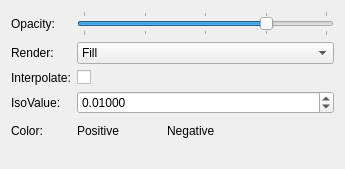
This is libavogadro-kalzium/src/engines/orbitalsettingswidget.ui in KDE/kalzium as Qt 5 draws it before an edit. The edited form follows.
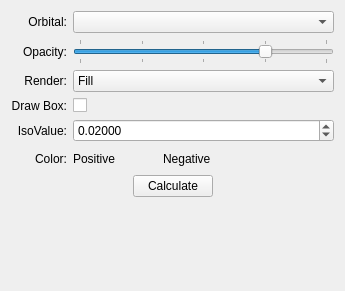
This is the edited form. Custom widgets are drawn as their Qt base class.

Diff of the .ui file:
```diff
--- a/libavogadro-kalzium/src/engines/orbitalsettingswidget.ui
+++ b/libavogadro-kalzium/src/engines/orbitalsettingswidget.ui
@@ -5,19 +5,35 @@
    <rect>
     <x>0</x>
     <y>0</y>
-    <width>341</width>
-    <height>169</height>
+    <width>331</width>
+    <height>291</height>
    </rect>
   </property>
-  <layout class="QGridLayout" >
+  <layout class="QGridLayout" name="gridLayout" >
    <item row="0" column="0" >
+    <widget class="QLabel" name="orbitalLabel" >
+     <property name="text" >
+      <string>Orbital:</string>
+     </property>
+     <property name="alignment" >
+      <set>Qt::AlignRight|Qt::AlignTrailing|Qt::AlignVCenter</set>
+     </property>
+    </widget>
+   </item>
+   <item row="0" column="1" >
+    <widget class="QComboBox" name="orbitalCombo" />
+   </item>
+   <item row="1" column="0" >
     <widget class="QLabel" name="opacityLabel" >
      <property name="text" >
       <string>Opacity:</string>
      </property>
+     <property name="alignment" >
+      <set>Qt::AlignRight|Qt::AlignTrailing|Qt::AlignVCenter</set>
+     </property>
     </widget>
    </item>
-   <item row="0" column="1" >
+   <item row="1" column="1" >
     <widget class="QSlider" name="opacitySlider" >
      <property name="minimum" >
       <number>0</number>
@@ -51,14 +67,17 @@
      </property>
     </widget>
    </item>
-   <item row="1" column="0" >
+   <item row="2" column="0" >
     <widget class="QLabel" name="renderLabel" >
      <property name="text" >
       <string>Render:</string>
      </property>
+     <property name="alignment" >
+      <set>Qt::AlignRight|Qt::AlignTrailing|Qt::AlignVCenter</set>
+     </property>
     </widget>
    </item>
-   <item row="1" column="1" >
+   <item row="2" column="1" >
     <widget class="QComboBox" name="renderCombo" >
      <item>
       <property name="text" >
@@ -77,15 +96,18 @@
      </item>
     </widget>
    </item>
-   <item row="2" column="0" >
+   <item row="3" column="0" >
     <widget class="QLabel" name="paddingLabel_2" >
      <property name="text" >
-      <string>Interpolate:</string>
+      <string>Draw Box:</string>
+     </property>
+     <property name="alignment" >
+      <set>Qt::AlignRight|Qt::AlignTrailing|Qt::AlignVCenter</set>
      </property>
     </widget>
    </item>
-   <item row="2" column="1" >
-    <widget class="QCheckBox" name="interpolate" >
+   <item row="3" column="1" >
+    <widget class="QCheckBox" name="drawBoxCheck" >
      <property name="text" >
       <string/>
      </property>
@@ -97,40 +119,46 @@
      </property>
     </widget>
    </item>
-   <item row="3" column="0" >
+   <item row="4" column="0" >
     <widget class="QLabel" name="paddingLabel" >
      <property name="text" >
       <string>IsoValue:</string>
      </property>
+     <property name="alignment" >
+      <set>Qt::AlignRight|Qt::AlignTrailing|Qt::AlignVCenter</set>
+     </property>
     </widget>
    </item>
-   <item row="3" column="1" >
+   <item row="4" column="1" >
     <widget class="QDoubleSpinBox" name="isoSpin" >
      <property name="decimals" >
       <number>5</number>
      </property>
      <property name="minimum" >
-      <double>-5.000000000000000</double>
+      <double>0.000000000000000</double>
      </property>
      <property name="maximum" >
       <double>5.000000000000000</double>
      </property>
      <property name="singleStep" >
-      <double>0.001000000000000</double>
-     </property>
-     <property name="value" >
       <double>0.010000000000000</double>
      </property>
+     <property name="value" >
+      <double>0.020000000000000</double>
+     </property>
     </widget>
    </item>
-   <item row="4" column="0" >
+   <item row="5" column="0" >
     <widget class="QLabel" name="colorLabel" >
      <property name="text" >
       <string>Color:</string>
      </property>
+     <property name="alignment" >
+      <set>Qt::AlignRight|Qt::AlignTrailing|Qt::AlignVCenter</set>
+     </property>
     </widget>
    </item>
-   <item row="4" column="1" >
+   <item row="5" column="1" >
     <layout class="QHBoxLayout" >
      <item>
       <widget class="QLabel" name="colorLabel_2" >
@@ -193,7 +221,44 @@
      </item>
     </layout>
    </item>
-   <item row="5" column="0" colspan="2" >
+   <item row="6" column="0" colspan="2" >
+    <layout class="QHBoxLayout" name="horizontalLayout" >
+     <item>
+      <spacer name="horizontalSpacer" >
+       <property name="orientation" >
+        <enum>Qt::Horizontal</enum>
+       </property>
+       <property name="sizeHint" stdset="0" >
+        <size>
+         <width>40</width>
+         <height>20</height>
+        </size>
+       </property>
+      </spacer>
+     </item>
+     <item>
+      <widget class="QPushButton" name="calculateButton" >
+       <property name="text" >
+        <string>Calculate</string>
+       </property>
+      </widget>
+     </item>
+     <item>
+      <spacer name="horizontalSpacer_2" >
+       <property name="orientation" >
+        <enum>Qt::Horizontal</enum>
+       </property>
+       <property name="sizeHint" stdset="0" >
+        <size>
+         <width>40</width>
+         <height>20</height>
+        </size>
+       </property>
+      </spacer>
+     </item>
+    </layout>
+   </item>
+   <item row="7" column="0" colspan="2" >
     <spacer>
      <property name="orientation" >
       <enum>Qt::Vertical</enum>
```
Left out of the diff: 4 changed lines with no effect on the pictures.
